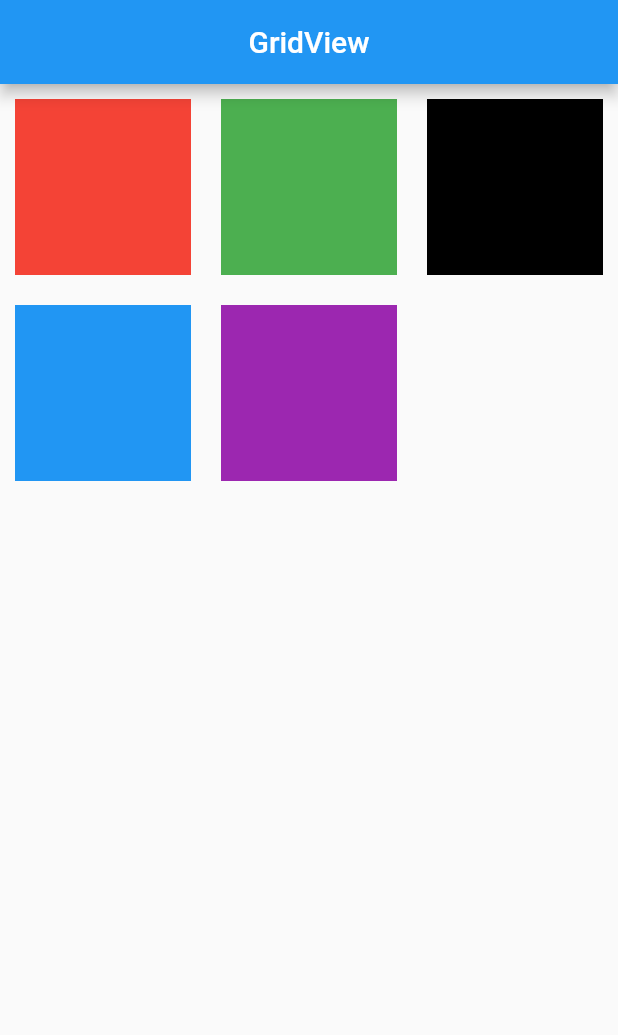
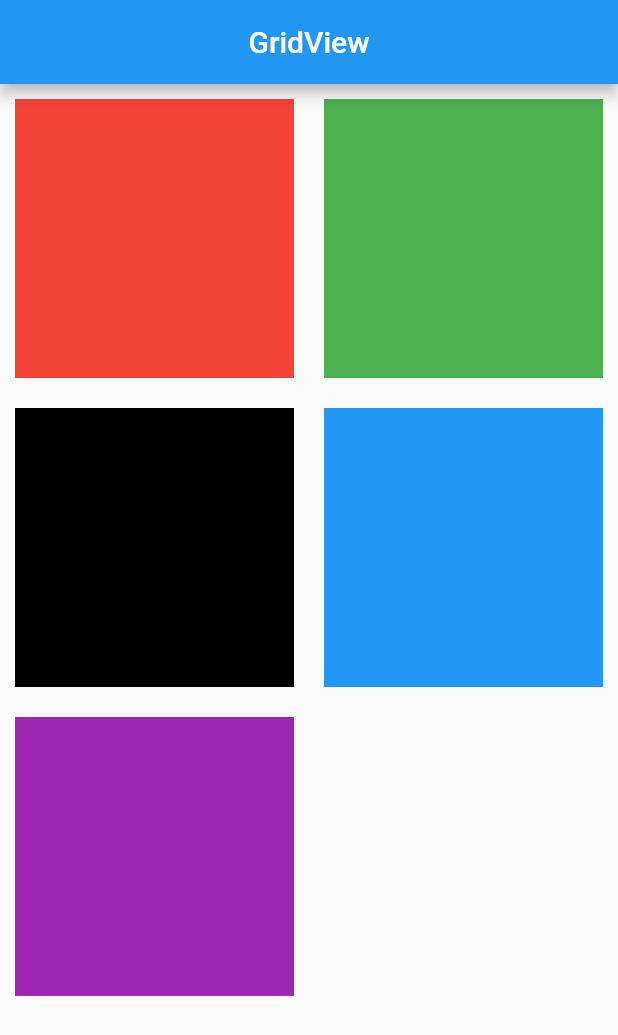
Before and after one commit to Nahid-web/flutter_ostad, a Flutter app: the screen it shows after launch, on a phone screen of 412 x 824 dp. Shown: the top 1035 px of the screen. Run offline on Flutter 3.47's test engine with Material 2 defaults, Android fonts, the light colour scheme and no system bars.

Commit message:
GridView.builder Extent

```diff
--- a/lib/main.dart
+++ b/lib/main.dart
@@ -4,7 +4,7 @@ void main() {
   runApp(const MyApp());
 }
 
-class MyApp extends StatelessWidget{
+class MyApp extends StatelessWidget {
   const MyApp({super.key});
 
   @override
@@ -22,36 +22,21 @@ class MyApp extends StatelessWidget{
           title: Text('GridView'),
           centerTitle: true,
         ),
-        body: GridView(
+        body: GridView.builder(
           padding: EdgeInsets.all(10),
-          gridDelegate: SliverGridDelegateWithFixedCrossAxisCount(
-            crossAxisCount: 3,
+          gridDelegate: SliverGridDelegateWithMaxCrossAxisExtent(
+            maxCrossAxisExtent: 300,
             crossAxisSpacing: 20,
-            mainAxisSpacing: 20,
+            mainAxisSpacing: 20
           ),
-          children: [
-            Container(
-              height: 100,
-              width: 100,
-              color: colorArray[0] ,
-            ),Container(
-              height: 100,
-              width: 100,
-              color: colorArray[1] ,
-            ),Container(
-              height: 100,
-              width: 100,
-              color: colorArray[2] ,
-            ),Container(
-              height: 100,
-              width: 100,
-              color: colorArray[3] ,
-            ),Container(
-              height: 100,
-              width: 100,
-              color: colorArray[4] ,
-            ),
-          ],
+          itemCount: colorArray.length,
+          itemBuilder: (context, index) {
+            return Container(
+              height: 200,
+              width: 200,
+              color: colorArray[index],
+            );
+          },
         ),
       ),
     );
```
